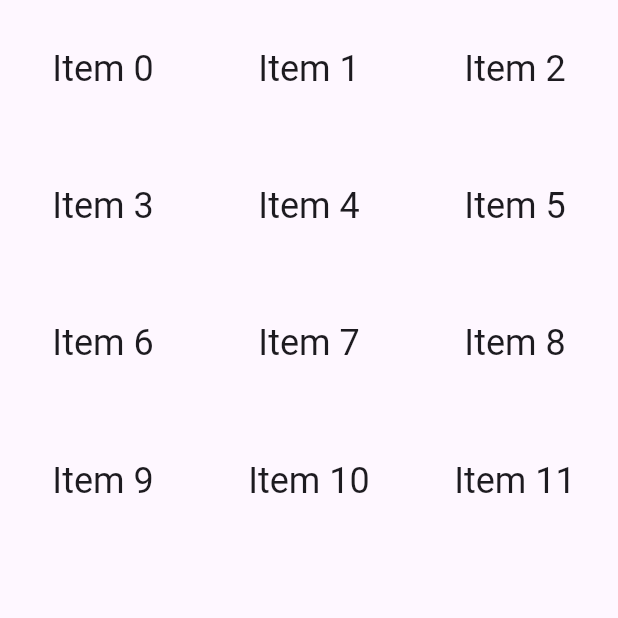
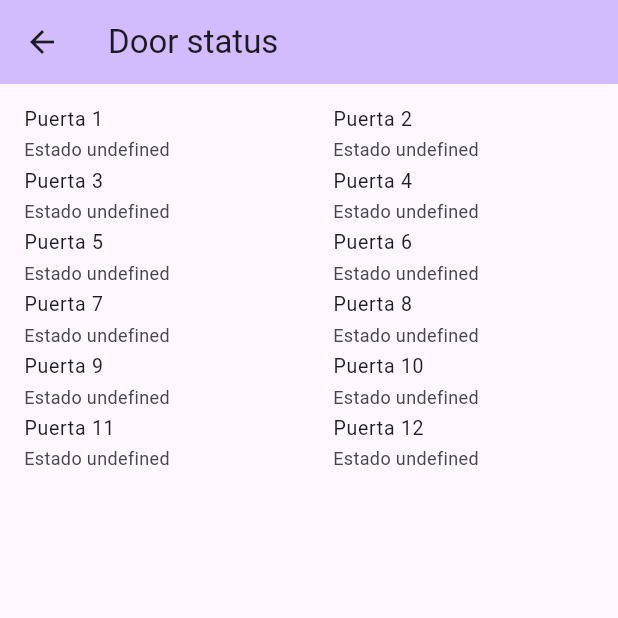
Before and after one commit to figonzal1/flutter_locker, a Flutter app: the DoorStatus screen opened directly, on a phone screen of 412 x 824 dp, the top half of it. Run offline on Flutter 3.47's test engine with Material 3 defaults, Android fonts, the phone set to English and light mode, and no system bars; our stand-ins replace logger, visibility_detector; missing offline and left inert: flutter_barcode_listener, serial_port_win32.

Commit message:
lectura de estado de puertas en tiempo real
Signed-off-by: figonzal1 <felipe.gonzalezalarcon94@gmail.com>

```diff
--- a/lib/screens/door_status.dart
+++ b/lib/screens/door_status.dart
@@ -1,33 +1,132 @@
 import 'package:flutter/material.dart';
+import 'package:flutter_locker/utils.dart';
+import 'package:logger/logger.dart';
+import 'package:serial_port_win32/serial_port_win32.dart';
+
+var logger = Logger();
 
 class DoorStatus extends StatefulWidget {
+  const DoorStatus({super.key});
+
   @override
   State<StatefulWidget> createState() => _DoorStatusState();
 }
 
 class _DoorStatusState extends State<DoorStatus> {
+  late SerialPort port;
+
+  List<bool?> doorStates = [
+    null, //1   false = cerrado | true = abierto
+    null, //2
+    null, //3
+    null, //4
+    null, //5
+    null, //6
+    null, //7
+    null, //8
+    null, //9
+    null, //10
+    null, //11
+    null //12
+  ];
+
+  @override
+  void initState() {
+    // TODO: implement initState
+    super.initState();
+
+    final ports = SerialPort.getAvailablePorts();
+
+    logger.d(ports);
+
+    port = SerialPort("COM4",
+        openNow: false, BaudRate: 9600, ByteSize: 8, StopBits: 1);
+    openSerialPort();
+  }
+
+  @override
+  void dispose() {
+    // TODO: implement dispose
+    super.dispose();
+    port.close();
+  }
+
+  void openSerialPort() {
+    logger.d("Abriendo puerto");
+    port.open();
+
+    if (port.isOpened) {
+      logger.d("Puerto abierto correctamente");
+
+      readStatus();
+    } else {
+      logger.e("Apertura de puerto fallido");
+    }
+  }
+
+  void openLocker(String decoded) {
+    logger.d("Abrir puerta");
+
+    if (decoded.contains("kucoin")) {
+      port.writeBytesFromString(hexToString("8A0101119B"));
+    }
+  }
+
+  void readStatus() {
+    logger.d("Leyendo estados");
+    port.readBytesOnListen(8, (value) {
+      logger.d("Value reader $value");
+
+      var hexDecode = uint8ListToHex(value);
+
+      logger.d("Value reader decode: $hexDecode");
+      var list = separateString(hexDecode);
+
+      //Hex to decimal
+      var positionDoor = int.parse(list[2]!, radix: 16);
+
+      logger.i("Codigo puerta: ${list[2]} - $positionDoor");
+
+      setState(() {
+        //Abierto
+        if (list[3] == "00") {
+          doorStates[positionDoor - 1] = true;
+        }
+
+        //Cerrado
+        if (list[3] == "11") {
+          doorStates[positionDoor - 1] = false;
+        }
+      });
+    });
+  }
+
   @override
   Widget build(BuildContext context) {
-    // Obtiene el tamaño de la pantalla
-    var screenSize = MediaQuery.of(context).size;
-
-    return Column(
-      children: [
-        Expanded(
-          child: GridView.count(
-            crossAxisCount: 3,
-            childAspectRatio: screenSize.width / (screenSize.height / 3),
-            children: List.generate(12, (index) {
-              return Center(
-                child: Text(
-                  'Item $index',
-                  style: Theme.of(context).textTheme.headlineSmall,
-                ),
-              );
-            }),
-          ),
-        ),
-      ],
+    return Scaffold(
+      appBar: AppBar(
+        title: const Text("Door status"),
+        backgroundColor: Theme.of(context).colorScheme.inversePrimary,
+      ),
+      body: GridView.count(
+        crossAxisCount: 2,
+        childAspectRatio: 5,
+        children: List.generate(12, (index) {
+          return ListTile(
+            dense: true,
+            title: Text("Puerta ${index + 1}"),
+            subtitle: doorStates[index] != null
+                ? (doorStates[index] == true
+                    ? const Text(
+                        "Estado: Abierto",
+                        style: TextStyle(color: Colors.red, fontSize: 30),
+                      )
+                    : const Text("Estado: Cerrado",
+                        style: TextStyle(color: Colors.green, fontSize: 30)))
+                : const Text("Estado undefined"),
+          );
+        }),
+      ),
     );
   }
 }
```
Also changed, not shown: lib/main.dart (+8 -62 lines), lib/utils.dart (+22 -0 lines).
